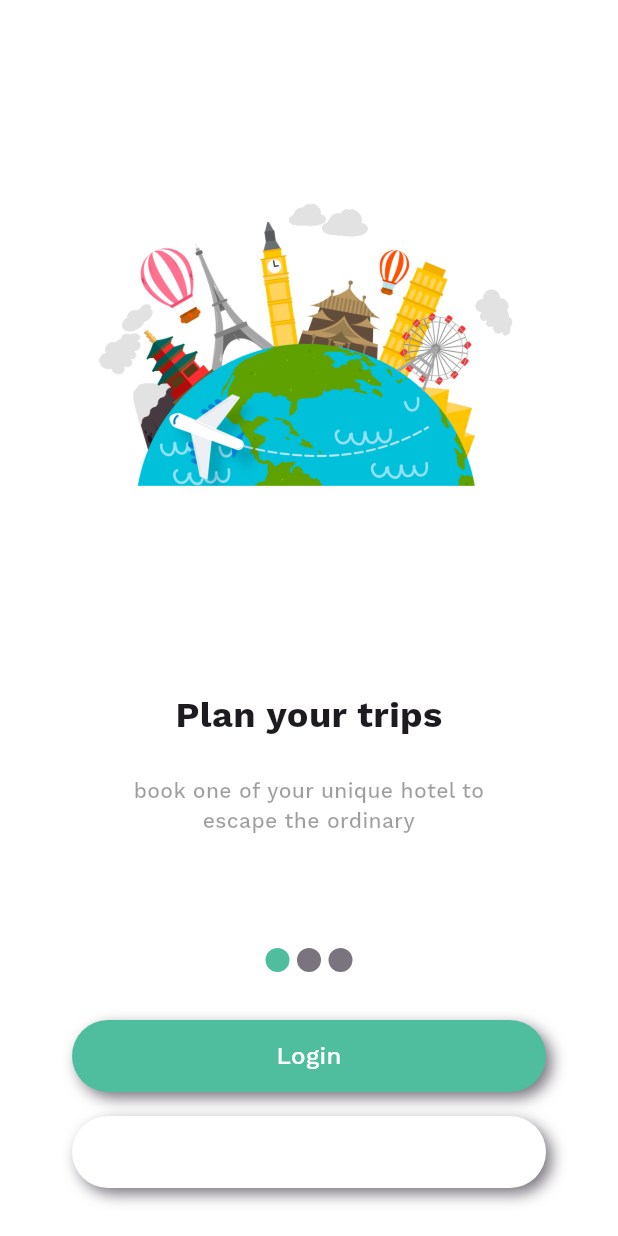
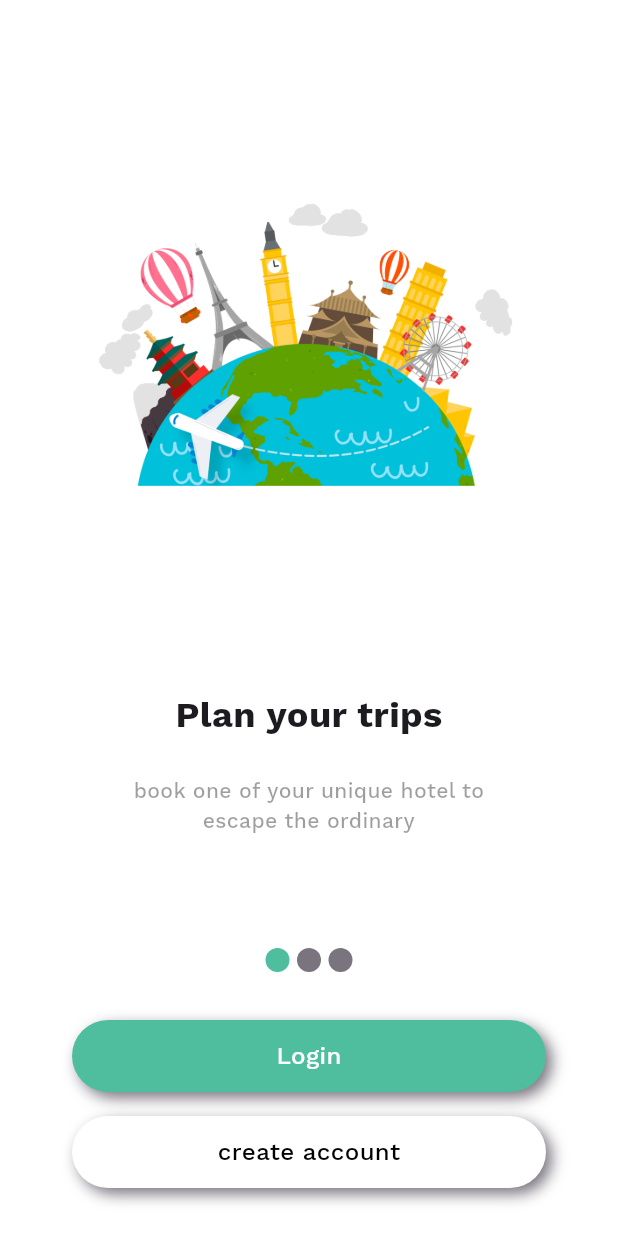
Before and after one commit to CrinoidTechnologies/flutter-hotel-booking-template, a Flutter app: the IntroductionPage screen opened directly, on a phone screen of 412 x 824 dp. Run offline on Flutter 3.47's test engine with Material 3 defaults, Android fonts, the phone set to English and light mode, and no system bars; drawn by our look-alikes of smooth_page_indicator; our stand-ins replace flutter_rating_bar, font_awesome_flutter; accounts and stored records are empty; generated files the repository leaves out were written again.

Commit message:
font color of create account button and login using social

```diff
--- a/lib/modules/onBoadring/presentation/pages/introduction_screen.dart
+++ b/lib/modules/onBoadring/presentation/pages/introduction_screen.dart
@@ -104,7 +104,7 @@ class _IntroductionPageState extends State<IntroductionPage> {
                       Routes.SignupPage,
                     );
                   },
-                  textColor: ColorHelper.lightColor,
+                  textColor: ColorHelper.darkColor,
                   title: S.current.createAccount,
                 )),
             SizedBox(
```
Also changed, not shown: lib/modules/authentication/preseentation/pages/login_page.dart (+8 -0 lines).
